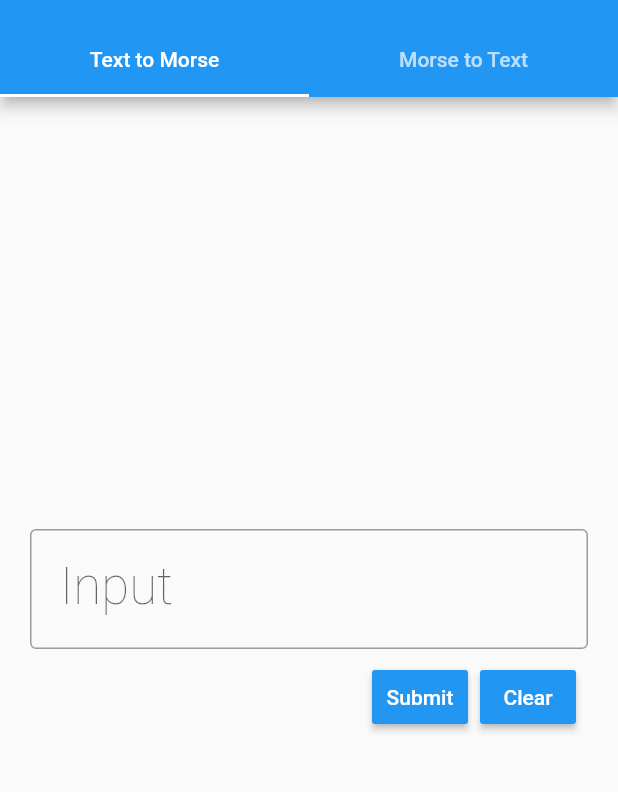
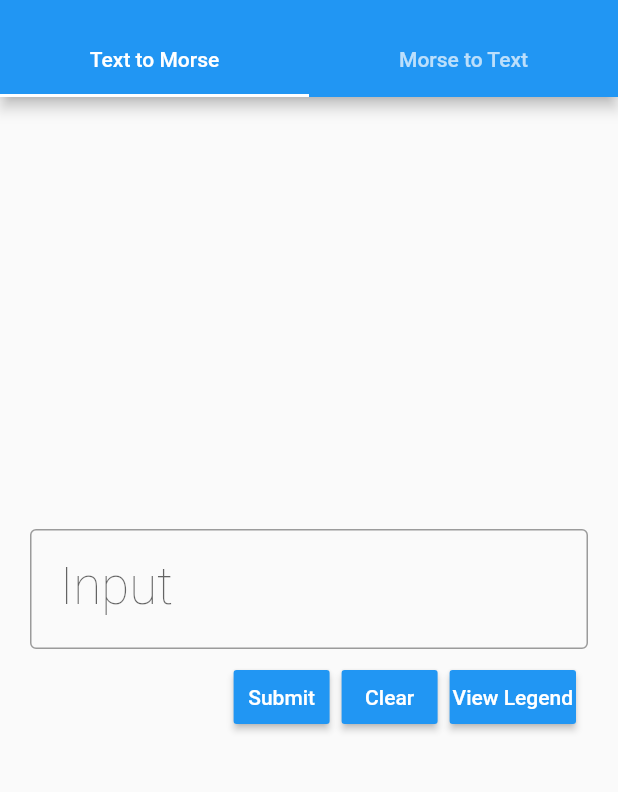
Before and after one commit to Jack-Vaughn/morse_code_translation, a Flutter app: the screen it shows after launch, on a phone screen of 412 x 824 dp, the part 59-851 px from its top. Run offline on Flutter 3.47's test engine with Material 2 defaults, Android fonts, the light colour scheme and no system bars.

Commit message:
-On pubspec.yaml, Added: flutter:                            assets:                              -assets/images/morse_legend.png -On TtM, Added "View Legend" RaisedButton in the same format as the other buttons -Created assets directory and images subdirectory

```diff
--- a/lib/TextToMorseTab.dart
+++ b/lib/TextToMorseTab.dart
@@ -57,6 +57,14 @@ class _DeckViewState extends State<TextToMorseTab> {
                           padding: EdgeInsets.all(2.0),
                           splashColor: Colors.orange,
                         ),
+                        RaisedButton(
+                          child: Text("View Legend"),
+                          onPressed: () => {},
+                          color: Colors.blue,
+                          textColor: Colors.white,
+                          padding: EdgeInsets.all(2.0),
+                          splashColor: Colors.orange,
+                        ),
                       ],
                     )
                   ],
```
